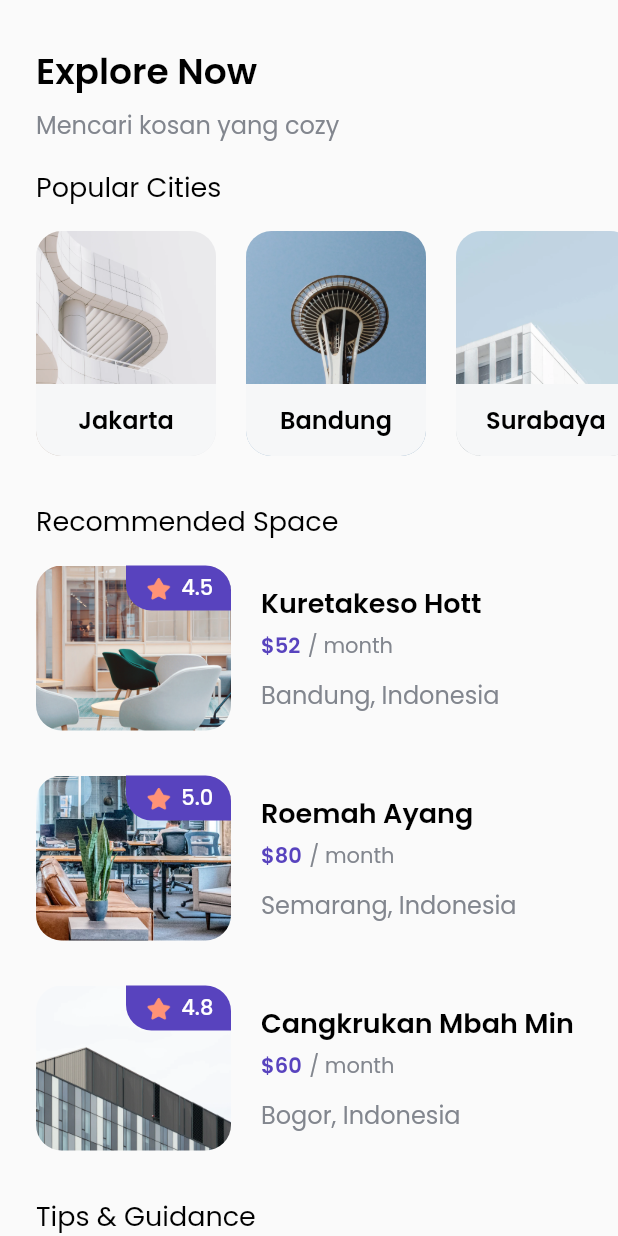
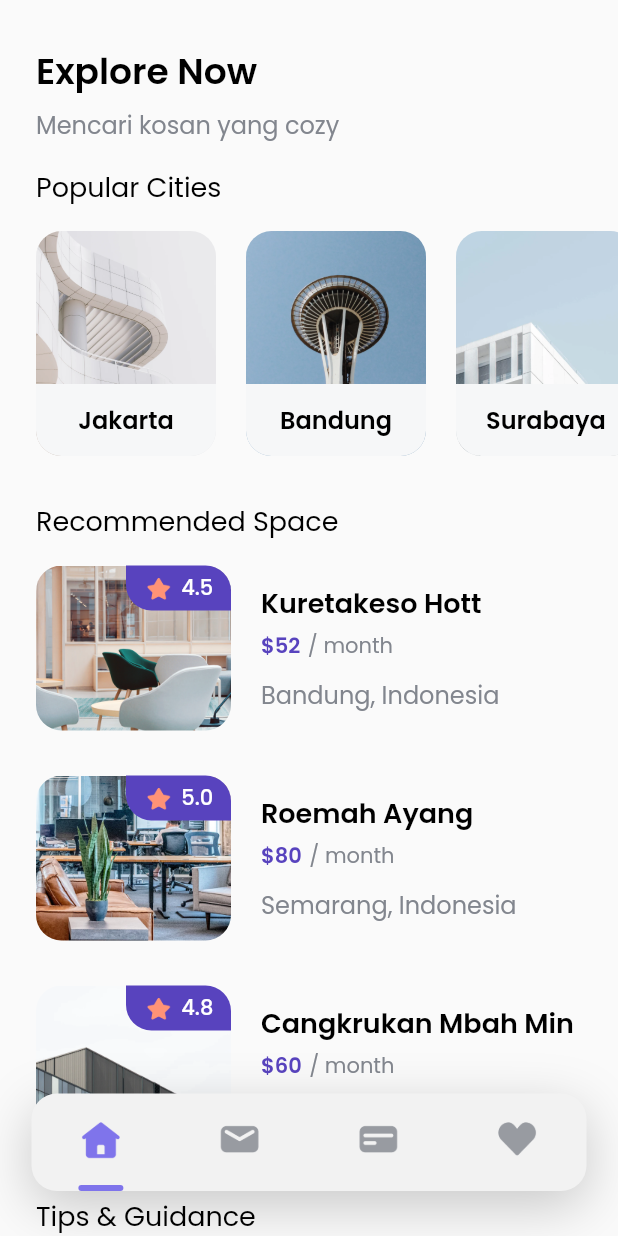
Before and after one commit to davadaviar/flutter-findhouse, a Flutter app: the HomePage screen opened by its route, on a phone screen of 412 x 824 dp. Run offline on Flutter 3.47's test engine with Material 2 defaults, Android fonts, the phone set to English and light mode, and no system bars; our stand-ins replace google_fonts.

Commit message:
Add custom bottom navbar

```diff
--- a/lib/shared/themes.dart
+++ b/lib/shared/themes.dart
@@ -5,10 +5,12 @@ double defaultMargin = 24;
 double defaultRadius = 17;
 
 Color primaryColor = Color(0xff5843BE);
+Color secondaryColor = Color(0xff7F74EB);
 Color greyColor = Color(0xff82868E);
 Color blackColor = Color(0xff000000);
 Color whiteColor = Color(0xffFFFFFF);
 Color backgroundColor = Color(0xffFFFFFF);
+Color transparentColor = Colors.transparent;
 
 FontWeight light = FontWeight.w300;
 FontWeight regular = FontWeight.w400;
--- a/lib/ui/pages/home_page.dart
+++ b/lib/ui/pages/home_page.dart
@@ -1,4 +1,5 @@
 import 'package:flutter/material.dart';
+import 'package:flutter_findhouse/ui/widgets/custom_bottom_navbar.dart';
 import 'package:flutter_findhouse/ui/widgets/custom_cities_card.dart';
 import 'package:flutter_findhouse/ui/widgets/custom_space_card.dart';
 import 'package:flutter_findhouse/ui/widgets/custom_tips_card.dart';
@@ -9,6 +10,7 @@ class HomePage extends StatelessWidget {
 
   @override
   Widget build(BuildContext context) {
+    Widget bodyContent() {
       Widget header() {
         return Padding(
           padding: EdgeInsets.only(
@@ -169,6 +171,7 @@ class HomePage extends StatelessWidget {
         return Container(
           margin: EdgeInsets.only(
             top: 30,
+            bottom: 130,
           ),
           padding: EdgeInsets.only(
             left: defaultMargin,
@@ -205,15 +208,29 @@ class HomePage extends StatelessWidget {
         );
       }
 
-    return Scaffold(
-      body: SafeArea(
-        child: ListView(
+      ;
+
+      return ListView(
         children: [
           header(),
           citiesSlide(),
           recommendedSpace(),
           tipsGuideline(),
         ],
+      );
+    }
+
+    Widget bottomNavbar() {
+      return CustomBottomNavbar();
+    }
+
+    return Scaffold(
+      body: SafeArea(
+        child: Stack(
+          children: [
+            bodyContent(),
+            bottomNavbar(),
+          ],
         ),
       ),
     );
--- /dev/null
+++ b/lib/ui/widgets/custom_bottom_navbar.dart
@@ -0,0 +1,50 @@
+import 'package:flutter/material.dart';
+import 'package:flutter_findhouse/ui/widgets/custom_bottom_navbar_item.dart';
+import '../../shared/themes.dart';
+
+class CustomBottomNavbar extends StatelessWidget {
+  const CustomBottomNavbar({super.key});
+
+  @override
+  Widget build(BuildContext context) {
+    return Align(
+      alignment: Alignment.bottomCenter,
+      child: Container(
+        margin: EdgeInsets.only(
+          bottom: 30,
+        ),
+        width: 370,
+        height: 65,
+        decoration: BoxDecoration(
+          color: Color(0xffF2F2F2),
+          borderRadius: BorderRadius.circular(defaultRadius),
+          boxShadow: [
+            BoxShadow(
+              color: Colors.black.withOpacity(0.2),
+              blurRadius: 30,
+              offset: Offset(0, 10),
+            )
+          ],
+        ),
+        child: Row(
+          mainAxisAlignment: MainAxisAlignment.spaceAround,
+          children: [
+            CustomBottomNavbarItem(
+              imgUrl: 'assets/icon_home.png',
+              isSelected: true,
+            ),
+            CustomBottomNavbarItem(
+              imgUrl: 'assets/icon_message.png',
+            ),
+            CustomBottomNavbarItem(
+              imgUrl: 'assets/icon_card.png',
+            ),
+            CustomBottomNavbarItem(
+              imgUrl: 'assets/icon_love.png',
+            ),
+          ],
+        ),
+      ),
+    );
+  }
+}
--- /dev/null
+++ b/lib/ui/widgets/custom_bottom_navbar_item.dart
@@ -0,0 +1,36 @@
+import 'package:flutter/material.dart';
+import '../../shared/themes.dart';
+
+class CustomBottomNavbarItem extends StatelessWidget {
+  final String imgUrl;
+  final bool isSelected;
+
+  const CustomBottomNavbarItem({
+    Key? key,
+    required this.imgUrl,
+    this.isSelected = false,
+  }) : super(key: key);
+
+  @override
+  Widget build(BuildContext context) {
+    return Column(
+      mainAxisAlignment: MainAxisAlignment.spaceBetween,
+      children: [
+        SizedBox(),
+        Image.asset(
+          imgUrl,
+          width: 30,
+          height: 30,
+        ),
+        Container(
+          width: 30,
+          height: 4,
+          decoration: BoxDecoration(
+            color: isSelected ? secondaryColor : transparentColor,
+            borderRadius: BorderRadius.circular(defaultRadius),
+          ),
+        )
+      ],
+    );
+  }
+}
```
Lines whose indentation alone changed are shown as unchanged.
